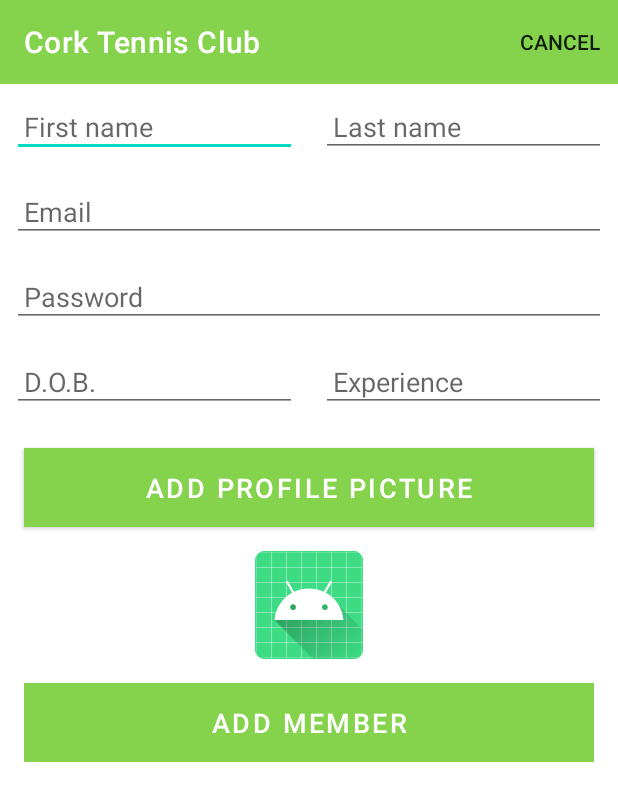
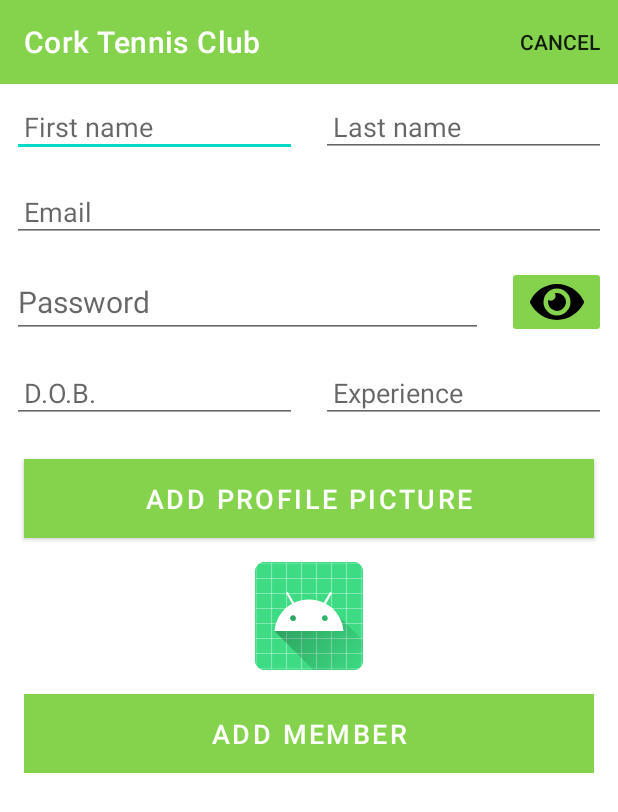
Before and after one commit to tonynaughton/cork-tennis-club, an Android app: the AddMemberActivity screen opened directly, with no data from a screen before it, on a phone screen of 412 x 824 dp. Shown: the top 812 px of the screen. Run offline under Robolectric (Android 15) with nearby library versions, the phone set to English and light mode, and no system bars; our stand-ins replace Picasso, Timber; pictures from the network do not load.

Commit message:
Show/hide password implemented

```diff
--- a/app/src/main/java/ie/wit/tennisapp/activities/AddMemberActivity.kt
+++ b/app/src/main/java/ie/wit/tennisapp/activities/AddMemberActivity.kt
@@ -4,10 +4,15 @@ import android.content.Intent
 import android.net.Uri
 import androidx.appcompat.app.AppCompatActivity
 import android.os.Bundle
+import android.text.method.HideReturnsTransformationMethod
+import android.text.method.PasswordTransformationMethod
 import android.view.Menu
 import android.view.MenuItem
+import android.widget.EditText
+import android.widget.ImageButton
 import androidx.activity.result.ActivityResultLauncher
 import androidx.activity.result.contract.ActivityResultContracts
+import androidx.core.content.ContextCompat
 import com.google.android.material.snackbar.Snackbar
 import com.squareup.picasso.Picasso
 import ie.wit.tennisapp.R
@@ -51,6 +56,20 @@ class AddMemberActivity() : AppCompatActivity() {
                 .into(binding.memberImage)
             if (member.image != Uri.EMPTY) {
                 binding.chooseImage.setText(R.string.change_member_image)
+            }
+        }
+
+        val togglePasswordVisButton = findViewById<ImageButton>(R.id.togglePasswordVisibility)
+        togglePasswordVisButton.setImageResource(R.drawable.ic_eye)
+
+        binding.togglePasswordVisibility.setOnClickListener() {
+            val passwordEntry = findViewById<EditText>(R.id.memberPassword)
+            if(togglePasswordVisButton.drawable.constantState == ContextCompat.getDrawable(this, R.drawable.ic_eye)?.constantState) {
+                togglePasswordVisButton.setImageResource(R.drawable.ic_eye_slash)
+                passwordEntry.transformationMethod = HideReturnsTransformationMethod.getInstance()
+            } else {
+                togglePasswordVisButton.setImageResource(R.drawable.ic_eye)
+                passwordEntry.transformationMethod = PasswordTransformationMethod.getInstance()
             }
         }
 
--- /dev/null
+++ b/app/src/main/res/drawable/ic_eye.xml
@@ -0,0 +1,9 @@
+<vector xmlns:android="http://schemas.android.com/apk/res/android"
+    android:width="576dp"
+    android:height="512dp"
+    android:viewportWidth="576"
+    android:viewportHeight="512">
+  <path
+      android:fillColor="#FF000000"
+      android:pathData="M572.52,241.4C518.29,135.59 410.93,64 288,64S57.68,135.64 3.48,241.41a32.35,32.35 0,0 0,0 29.19C57.71,376.41 165.07,448 288,448s230.32,-71.64 284.52,-177.41a32.35,32.35 0,0 0,0 -29.19zM288,400a144,144 0,1 1,144 -144,143.93 143.93,0 0,1 -144,144zM288,160a95.31,95.31 0,0 0,-25.31 3.79,47.85 47.85,0 0,1 -66.9,66.9A95.78,95.78 0,1 0,288 160z"/>
+</vector>
--- /dev/null
+++ b/app/src/main/res/drawable/ic_eye_slash.xml
@@ -0,0 +1,9 @@
+<vector xmlns:android="http://schemas.android.com/apk/res/android"
+    android:width="640dp"
+    android:height="512dp"
+    android:viewportWidth="640"
+    android:viewportHeight="512">
+  <path
+      android:fillColor="#FF000000"
+      android:pathData="M320,400c-75.85,0 -137.25,-58.71 -142.9,-133.11L72.2,185.82c-13.79,17.3 -26.48,35.59 -36.72,55.59a32.35,32.35 0,0 0,0 29.19C89.71,376.41 197.07,448 320,448c26.91,0 52.87,-4 77.89,-10.46L346,397.39a144.13,144.13 0,0 1,-26 2.61zM633.82,458.1l-110.55,-85.44a331.25,331.25 0,0 0,81.25 -102.07,32.35 32.35,0 0,0 0,-29.19C550.29,135.59 442.93,64 320,64a308.15,308.15 0,0 0,-147.32 37.7L45.46,3.37A16,16 0,0 0,23 6.18L3.37,31.45A16,16 0,0 0,6.18 53.9l588.36,454.73a16,16 0,0 0,22.46 -2.81l19.64,-25.27a16,16 0,0 0,-2.82 -22.45zM450.1,316.1l-39.3,-30.38A94.75,94.75 0,0 0,416 256a94.76,94.76 0,0 0,-121.31 -92.21A47.65,47.65 0,0 1,304 192a46.64,46.64 0,0 1,-1.54 10l-73.61,-56.89A142.31,142.31 0,0 1,320 112a143.92,143.92 0,0 1,144 144c0,21.63 -5.29,41.79 -13.9,60.11z"/>
+</vector>
--- a/app/src/main/res/layout/activity_add_member.xml
+++ b/app/src/main/res/layout/activity_add_member.xml
@@ -77,19 +77,35 @@
                 android:textSize="18sp"
                 android:layout_weight="1" />
 
+            <LinearLayout
+                android:layout_width="match_parent"
+                android:layout_height="wrap_content"
+                android:orientation="horizontal">
+
                 <EditText
                     android:id="@+id/memberPassword"
                     android:layout_width="match_parent"
                     android:layout_height="wrap_content"
                     android:layout_margin="8dp"
                     android:hint="@string/hint_password"
-                android:inputType="text"
-                android:maxLength="30"
+                    android:inputType="textPassword"
+                    android:maxLength="25"
                     android:maxLines="1"
+                    android:textColor="@color/colorPrimaryDark"
+                    android:textSize="20sp"
+                    android:layout_weight="1"/>
+
+                <ImageButton
+                    android:id="@+id/togglePasswordVisibility"
+                    android:layout_width="match_parent"
+                    android:layout_height="match_parent"
+                    android:layout_margin="8dp"
                     android:padding="8dp"
-                android:textColor="@color/colorPrimaryDark"
-                android:textSize="18sp"
-                android:layout_weight="1"/>
+                    android:layout_weight="4"
+                    android:scaleType="centerInside"
+                    android:backgroundTint="@color/colorAccent" />
+
+            </LinearLayout>
 
             <LinearLayout
                 android:layout_width="match_parent"
```
Also changed, not shown: app/src/main/java/ie/wit/tennisapp/activities/LoginActivity.kt (+20 -0 lines), app/src/main/res/layout/activity_login.xml (+18 -2 lines). Lines whose indentation alone changed are shown as unchanged.
